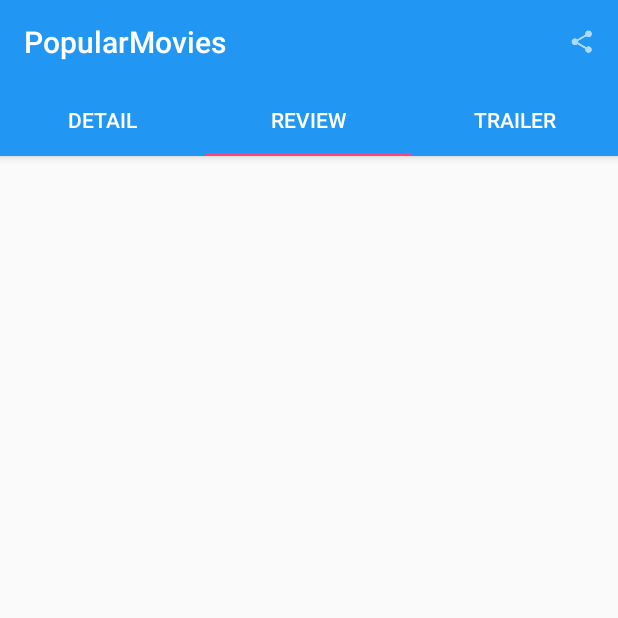
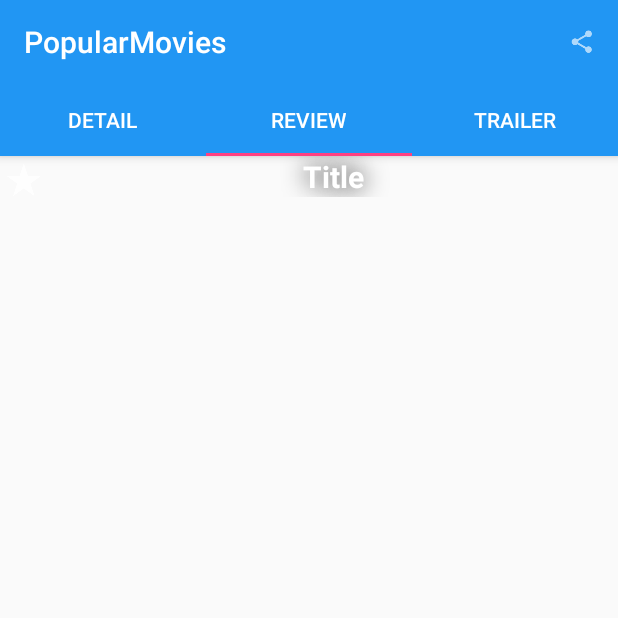
Before and after one commit to bbazemore/Android-Nanodegree, an Android app: the fragment TabContainerFragment placed in its activity, tab 2 chosen, on a phone screen of 412 x 824 dp, the top half of it. Run offline under Robolectric (Android 15) with nearby library versions, the phone set to English and light mode, and no system bars; libraries missing offline, so code that uses them is left out: android.support.v7; pictures from the network do not load; 2 statements that could not run were skipped.

Commit message:
All tab views (Detail, Review & Videos) now have a title bar and favorite star, using common code.  This makes it easier to keep track of which movie is selected. For extra bonus points the title bar is set to the vibrant dark color from the poster's palette. Clean up MovieDataService to initialize static items that need context during construction, rather than keeping a stale Context or passing Context around like a mad man. Next step: Make the typography nicer in the detail view.

```diff
--- a/PopularMovies/mobile/src/main/java/com/android/bazemom/popularmovies/ReviewFragment.java
+++ b/PopularMovies/mobile/src/main/java/com/android/bazemom/popularmovies/ReviewFragment.java
@@ -8,6 +8,7 @@ import android.util.Log;
 import android.view.LayoutInflater;
 import android.view.View;
 import android.view.ViewGroup;
+import android.widget.ImageButton;
 import android.widget.LinearLayout;
 import android.widget.TextView;
 
@@ -37,21 +38,29 @@ public class ReviewFragment extends Fragment implements Observer {
 
         mRootView = inflater.inflate(R.layout.fragment_review, container, false);
         mViewHolder = new ReviewViewHolder();
-        //frameLayout.setBackgroundColor(color);
+        Utility.initDetailTitle(getContext(), mRootView, mViewHolder.favoriteButton);
 
         // Use the default layout manager
         LinearLayoutManager linearLayoutManager = new LinearLayoutManager(getActivity().getBaseContext());
         mViewHolder.recyclerView.setLayoutManager(linearLayoutManager);
+
+        MovieDataService data = MovieDataService.getInstance();
+        adapter = new ReviewAdapter(data.getReviewList());
+        mViewHolder.recyclerView.setAdapter(adapter);
+        data.addObserver(this);
+
+        updateUI();
+
         // If there is anything we need to fix up after the layout is known,
         // do it in the post-layout lambda
-        mRootView.post(new Runnable() {
+      /*  mRootView.post(new Runnable() {
             @Override
             public void run() {
                 Log.d("TAG", "ReviewFragment post-run");
                 // update the UI now we can put the poster up with the right aspect ratio
                 updateUI();
             }
-        });
+        }); */
         return mRootView;
     }
 
@@ -68,20 +77,28 @@ public class ReviewFragment extends Fragment implements Observer {
         MovieDataService data = MovieDataService.getInstance();
         if (null != data && null != mViewHolder) {
             {
+                mViewHolder.titleView.setText(data.getMovie().title);
+                mViewHolder.titleBackground.setBackgroundColor(data.getDarkBackground());
+                Utility.updateFavoriteButton(mViewHolder.favoriteButton, data.getFavorite());
+
                 adapter = new ReviewAdapter(data.getReviewList());
                 mViewHolder.recyclerView.setAdapter(adapter);
                 data.addObserver(this);
             }
+        } else {
+            Log.d(TAG, "UpdateReviewUI missing data or viewholder");
         }
     }
 
     // If the data service tells us there are new reviews, pay attention
     @Override
     public void update(Observable observable, Object data) {
+        Log.d(TAG, "Review update callback");
         if (data instanceof ArrayList) {
             List list = (ArrayList) data;
             if (!list.isEmpty()) {
                 if (list.get(0) instanceof Review) {
+                    Log.d(TAG, "Review update callback with " + list.size() + " reviews");
                     updateUI();
                 }
             }
@@ -90,11 +107,15 @@ public class ReviewFragment extends Fragment implements Observer {
 
     class ReviewViewHolder {
         final TextView titleView;
+        View titleBackground;
+        final ImageButton favoriteButton;
         final RecyclerView recyclerView;
         final LinearLayout frameLayout;
 
         ReviewViewHolder() {
             titleView = (TextView) mRootView.findViewById(R.id.detail_movie_title);
+            titleBackground = mRootView.findViewById(R.id.detail_movie_title_frame);
+            favoriteButton = (ImageButton) mRootView.findViewById(R.id.detail_favorite_button);
 
             recyclerView = (RecyclerView) mRootView.findViewById(R.id.review_recycler_view);
             //detailLayout = (RelativeLayout) mRootView.findViewById(R.id.detail_movie_background);
--- a/PopularMovies/mobile/src/main/java/com/android/bazemom/popularmovies/TabContainerFragment.java
+++ b/PopularMovies/mobile/src/main/java/com/android/bazemom/popularmovies/TabContainerFragment.java
@@ -50,7 +50,7 @@ public class TabContainerFragment extends Fragment  {
     @Override
     public void onCreate(@Nullable Bundle savedInstanceState) {
         super.onCreate(savedInstanceState);
-        Log.d(TAG, "onCreateView");
+        Log.d(TAG, "onCreate");
         if (null != savedInstanceState) {
             // restores state from saved instance
             mMovie = savedInstanceState.getParcelable(MovieData.MOVIE);
@@ -251,7 +251,7 @@ public class TabContainerFragment extends Fragment  {
                 mViewHolder.reviewFragment = (ReviewFragment) fragMan.findFragmentById(R.id.fragment_review);
                 mViewHolder.videoFragment = (VideoFragment) fragMan.findFragmentById(R.id.fragment_video);
             }
-            tabLayout.post(new Runnable() {
+        /*    tabLayout.post(new Runnable() {
                 @Override
                 public void run() {
                     // Anything we need to fix up in the display once it is up
@@ -262,9 +262,9 @@ public class TabContainerFragment extends Fragment  {
                    /*RelativeLayout.LayoutParams belowLayout = new RelativeLayout.LayoutParams(tabLayout.getWidth(),
                             tabLayout.getHeight());
                     belowLayout.addRule(RelativeLayout.BELOW, R.id.toolbar);
-                    mRootView.setLayoutParams(belowLayout); */
+                    mRootView.setLayoutParams(belowLayout); * /
                 }
-            });
+            }); */
         }
     }
 }
--- a/PopularMovies/mobile/src/main/java/com/android/bazemom/popularmovies/Utility.java
+++ b/PopularMovies/mobile/src/main/java/com/android/bazemom/popularmovies/Utility.java
@@ -1,18 +1,80 @@
 package com.android.bazemom.popularmovies;
 
+import android.annotation.SuppressLint;
 import android.content.Context;
+import android.graphics.drawable.Drawable;
+import android.os.Build;
 import android.support.annotation.NonNull;
+import android.support.v4.content.ContextCompat;
 import android.util.DisplayMetrics;
+import android.util.Log;
+import android.view.View;
 import android.view.WindowManager;
+import android.widget.ImageButton;
 
 /**
  * Courtesy https://github.com/vickychijwani/udacity-p1-p2-popular-movies/blob/project-1/app/src/main/java/me/vickychijwani/popularmovies/util/Util.java
  */
 public class Utility {
+    private static final String TAG = Utility.class.getSimpleName();
+
     public static int getScreenWidth(@NonNull Context context) {
         DisplayMetrics displayMetrics = new DisplayMetrics();
         WindowManager wm = (WindowManager) context.getSystemService(Context.WINDOW_SERVICE);
         wm.getDefaultDisplay().getMetrics(displayMetrics);
         return displayMetrics.widthPixels;
     }
+
+    public static void initDetailTitle(final Context context, View rootView, ImageButton favoriteButton) {
+        // Set the title frame to be partially opaque so the Favorite star will show up better
+        View titleBackground = rootView.findViewById(R.id.detail_movie_title_frame);
+        if (null != titleBackground) {
+            Drawable background = titleBackground.getBackground();
+            // 0-255, 255 is opaque, 204 = 80%
+            if (null != background) {
+                background.setAlpha(0xCC);
+        }}
+        // Set up the click listeners for the Detail fragment.  Unfortunately the
+        // onClick attribute in the xml can only be used if the handler is in the Activity proper,
+        // not the fragment
+        favoriteButton.setOnClickListener(new View.OnClickListener() {
+            @Override
+            public void onClick(View v) {
+                Utility.onClickFavoriteButton(v);
+            }
+        });
+    }
+
+    @SuppressWarnings("deprecation")
+    @SuppressLint("NewApi")
+    public static void updateFavoriteButton(ImageButton favoriteButton, int favoriteValue) {
+        try {
+            Drawable favorite = (favoriteValue == 1) ?
+                    ContextCompat.getDrawable(favoriteButton.getContext(), R.drawable.ic_favorite_on) :
+                    ContextCompat.getDrawable(favoriteButton.getContext(), R.drawable.ic_favorite_off);
+
+            if (Build.VERSION.SDK_INT < Build.VERSION_CODES.JELLY_BEAN) {
+                favoriteButton.setBackgroundDrawable(favorite);
+            } else {
+                favoriteButton.setBackground(favorite);
+            }
+        } catch (Exception e) {
+            Log.d(TAG, "updateFavoriteButton got an exeption: " + e.getLocalizedMessage());
+        }
+    }
+    public static void onClickFavoriteButton(View view) {
+        // toggle favorite on/off in database
+        MovieDataService data = MovieDataService.getInstance();
+        Context context = view.getContext();
+
+        if (data.getFavorite() == 0) {
+            Log.d(TAG, "buttonFavoriteClick  add Favorite");
+            data.setFavorite(context, 1);  // we may order favorites later so this is an int, for now it is just on/off
+
+        } else {
+            Log.d(TAG, "buttonFavoriteClick  remove Favorite");
+            data.setFavorite(context, 0);
+        }
+        Utility.updateFavoriteButton((ImageButton) view, data.getFavorite());
+    }
 }
--- a/PopularMovies/mobile/src/main/java/com/android/bazemom/popularmovies/VideoFragment.java
+++ b/PopularMovies/mobile/src/main/java/com/android/bazemom/popularmovies/VideoFragment.java
@@ -10,6 +10,8 @@ import android.util.Log;
 import android.view.LayoutInflater;
 import android.view.View;
 import android.view.ViewGroup;
+import android.widget.ImageButton;
+import android.widget.TextView;
 
 import com.android.bazemom.popularmovies.adapters.VideoAdapter;
 
@@ -20,7 +22,7 @@ import com.android.bazemom.popularmovies.adapters.VideoAdapter;
 public class VideoFragment extends Fragment {
     private static final String TAG = VideoFragment.class.getSimpleName();
     private View mRootView;
-    private RecyclerView mRecyclerView;
+    VideoViewHolder mViewHolder;
     VideoAdapter adapter;
 
     public VideoFragment() {
@@ -31,22 +33,28 @@ public class VideoFragment extends Fragment {
         Log.d(TAG, "VideoFragment.onCreateView called");
 
         mRootView = inflater.inflate(R.layout.fragment_video, container, false);
-        mRecyclerView = (RecyclerView) mRootView.findViewById(R.id.video_recycler_view);
+        mViewHolder = new VideoViewHolder();
+        Utility.initDetailTitle(getContext(), mRootView, mViewHolder.favoriteButton);
 
         // Use the default layout manager
         LinearLayoutManager linearLayoutManager = new LinearLayoutManager(getActivity().getBaseContext());
-        mRecyclerView.setLayoutManager(linearLayoutManager);
+        mViewHolder.recyclerView.setLayoutManager(linearLayoutManager);
 
+        MovieDataService data = MovieDataService.getInstance();
+        adapter = new VideoAdapter(data.getVideoList());
+        mViewHolder.recyclerView.setAdapter(adapter);
+
+        updateUI();
         // If there is anything we need to fix up after the layout is known,
         // do it in the post-layout lambda
-        mRootView.post(new Runnable() {
+    /*   mRootView.post(new Runnable() {
             @Override
             public void run() {
                 Log.d("TAG", "VideoFragment post-run");
                 // update the UI now we can put the poster up with the right aspect ratio
                 updateUI();
             }
-        });
+        }); */
 
         return mRootView;
     }
@@ -55,9 +63,11 @@ public class VideoFragment extends Fragment {
     void updateUI() {
         MovieDataService data = MovieDataService.getInstance();
         Log.d(TAG, "updateVideoUI from Activity: " + getActivity());
-        if (null != data && null != mRecyclerView) {
-            adapter = new VideoAdapter(data.getVideoList());
-            mRecyclerView.setAdapter(adapter);
+        if (null != data && null != mViewHolder.recyclerView) {
+            mViewHolder.titleView.setText(data.getMovie().title);
+            mViewHolder.titleBackground.setBackgroundColor(data.getDarkBackground());
+            Utility.updateFavoriteButton(mViewHolder.favoriteButton, data.getFavorite());
+
             Log.d(TAG, "updateDetailUI mission accomplished");
         }
     }
@@ -101,4 +111,17 @@ public class VideoFragment extends Fragment {
             Log.d(TAG, "Trailer card container did not have trailer link.");
         return false;
     }
+    class VideoViewHolder {
+        final TextView titleView;
+        View titleBackground;
+        final ImageButton favoriteButton;
+        final RecyclerView recyclerView;
+
+        VideoViewHolder () {
+            titleView = (TextView) mRootView.findViewById(R.id.detail_movie_title);
+            titleBackground = mRootView.findViewById(R.id.detail_movie_title_frame);
+            favoriteButton = (ImageButton) mRootView.findViewById(R.id.detail_favorite_button);
+            recyclerView = (RecyclerView) mRootView.findViewById(R.id.video_recycler_view);
+        }
+    }
 }
--- /dev/null
+++ b/PopularMovies/mobile/src/main/res/layout/detail_movie_title.xml
@@ -0,0 +1,37 @@
+<?xml version="1.0" encoding="utf-8"?>
+<!-- material design icons from https://github.com/google/material-design-icons -->
+<RelativeLayout
+    android:id="@+id/detail_movie_title_frame"
+    xmlns:android="http://schemas.android.com/apk/res/android"
+    android:layout_width="wrap_content"
+    android:layout_height="wrap_content"
+    android:background="@color/background_material_dark">
+    <!--android.support.design.widget.FloatingActionButton
+        android:id="@+id/detail_favorite_button"
+        android:layout_width="wrap_content"
+        android:layout_height="wrap_content"
+        android:layout_gravity="left"
+        android:background="@drawable/button_states"
+        app:elevation="4dp"/-->
+    <ImageButton
+        android:id="@+id/detail_favorite_button"
+        android:layout_width="wrap_content"
+        android:layout_height="wrap_content"
+        android:layout_gravity="left"
+        android:background="@drawable/button_states"
+        android:paddingBottom="7dp"
+        android:paddingEnd="7dp"
+        android:paddingLeft="7dp"
+        android:paddingTop="7dp"
+        />
+    <TextView
+        android:id="@+id/detail_movie_title"
+        style="@style/DetailShadowedText"
+        android:layout_width="match_parent"
+        android:layout_height="wrap_content"
+        android:layout_alignParentEnd="true"
+        android:layout_toRightOf="@id/detail_favorite_button"
+        android:gravity="center|top"
+        android:text="Title"
+        android:textSize="@dimen/abc_text_size_title_material"/>
+</RelativeLayout>
--- a/PopularMovies/mobile/src/main/res/layout/fragment_review.xml
+++ b/PopularMovies/mobile/src/main/res/layout/fragment_review.xml
@@ -4,6 +4,7 @@
               android:orientation="vertical"
               android:layout_width="match_parent"
               android:layout_height="match_parent">
+    <include layout="@layout/detail_movie_title"/>
     <!-- A RecyclerView with some commonly used attributes -->
     <android.support.v7.widget.RecyclerView
         android:id="@+id/review_recycler_view"
--- a/PopularMovies/mobile/src/main/res/layout/fragment_video.xml
+++ b/PopularMovies/mobile/src/main/res/layout/fragment_video.xml
@@ -4,6 +4,7 @@
               android:orientation="vertical"
               android:layout_width="match_parent"
               android:layout_height="match_parent">
+    <include layout="@layout/detail_movie_title"/>
     <!-- A RecyclerView with some commonly used attributes -->
     <android.support.v7.widget.RecyclerView
         android:id="@+id/video_recycler_view"
--- a/PopularMovies/mobile/src/main/res/values/strings.xml
+++ b/PopularMovies/mobile/src/main/res/values/strings.xml
@@ -76,6 +76,8 @@
     <string name="video_url_YouTube_watch" translatable="false">http://www.youtube.com/watch?v=%s</string>
     <string name="video_url_YouTube_thumbnail" translatable="false">http://img.youtube.com/vi/%s/0.jpg"</string>
     <string name="video_thumbnail">Movie thumbnail will play the Youtube video trailer</string>
+    <string name="favorite_unavailable">Movie not fully loaded. Favorite feature not available.
+    </string>
     <string-array name="settings_image_quality">
         <item name="settings_image_quality_low_label">Low</item>
         <item name="settings_image_quality_medium_label">Medium</item>
```
Also changed, not shown: PopularMovies/mobile/src/main/java/com/android/bazemom/popularmovies/DetailFragment.java (+12 -50 lines), PopularMovies/mobile/src/main/java/com/android/bazemom/popularmovies/MovieDataService.java (+94 -37 lines), PopularMovies/mobile/src/main/java/com/android/bazemom/popularmovies/moviebusevents/ReviewsLoadedEvent.java (+17 -8 lines), PopularMovies/mobile/src/main/res/layout/fragment_detail.xml (+1 -35 lines).
